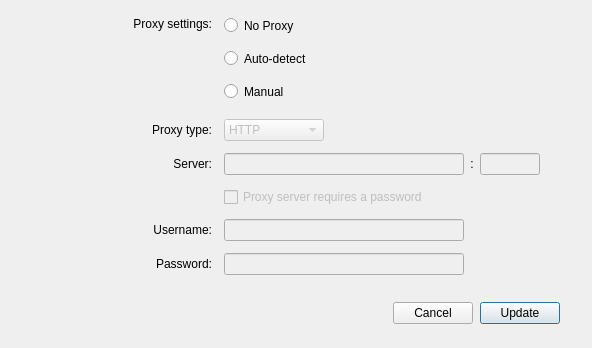
Old version of the form src/MEGASync/gui/macx/ProxySettings.ui in the repository meganz/MEGAsync.
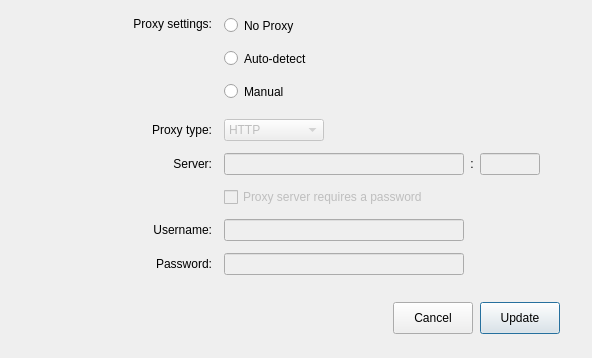
New version of the form. Custom widgets are drawn as their Qt base class.

Commit message: SAT-703.Buttons in some languages broken

Diff of the .ui file:
```diff
--- a/src/MEGASync/gui/macx/ProxySettings.ui
+++ b/src/MEGASync/gui/macx/ProxySettings.ui
@@ -539,6 +539,18 @@
       </item>
       <item>
        <widget class="QPushButton" name="bCancel">
+        <property name="minimumSize">
+         <size>
+          <width>0</width>
+          <height>32</height>
+         </size>
+        </property>
+        <property name="maximumSize">
+         <size>
+          <width>16777215</width>
+          <height>32</height>
+         </size>
+        </property>
         <property name="text">
          <string>Cancel</string>
         </property>
@@ -549,6 +561,18 @@
       </item>
       <item>
        <widget class="QPushButton" name="bUpdate">
+        <property name="minimumSize">
+         <size>
+          <width>0</width>
+          <height>32</height>
+         </size>
+        </property>
+        <property name="maximumSize">
+         <size>
+          <width>16777215</width>
+          <height>32</height>
+         </size>
+        </property>
         <property name="text">
          <string>Update</string>
         </property>
```
The commit also changes 4 other files.
